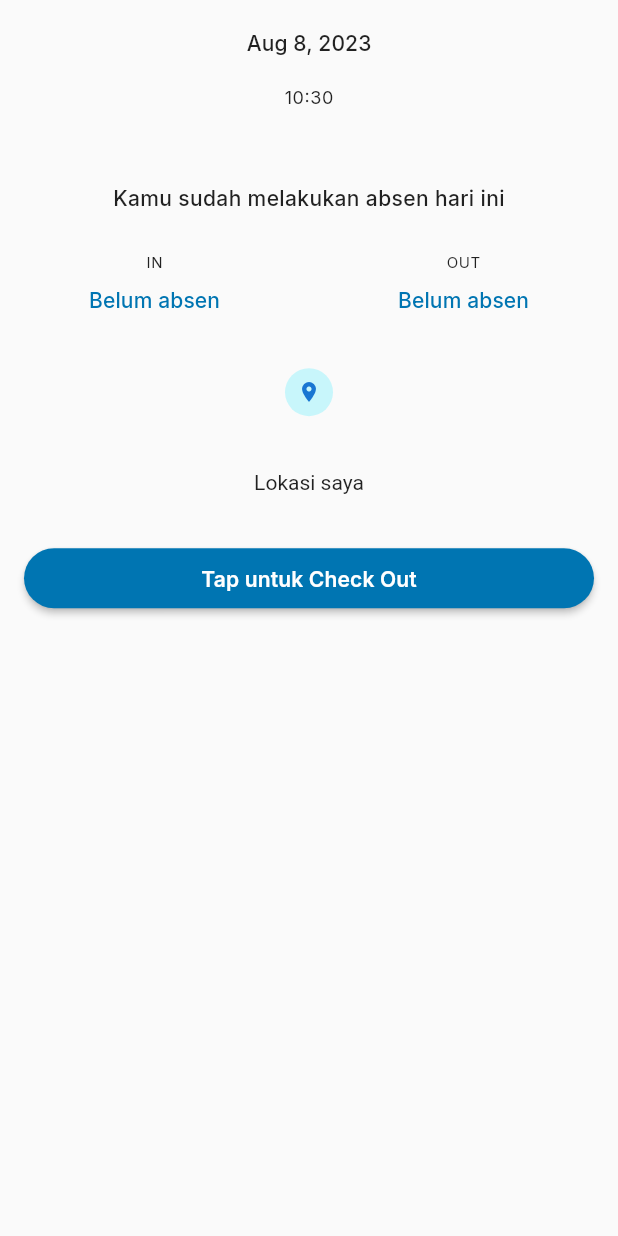
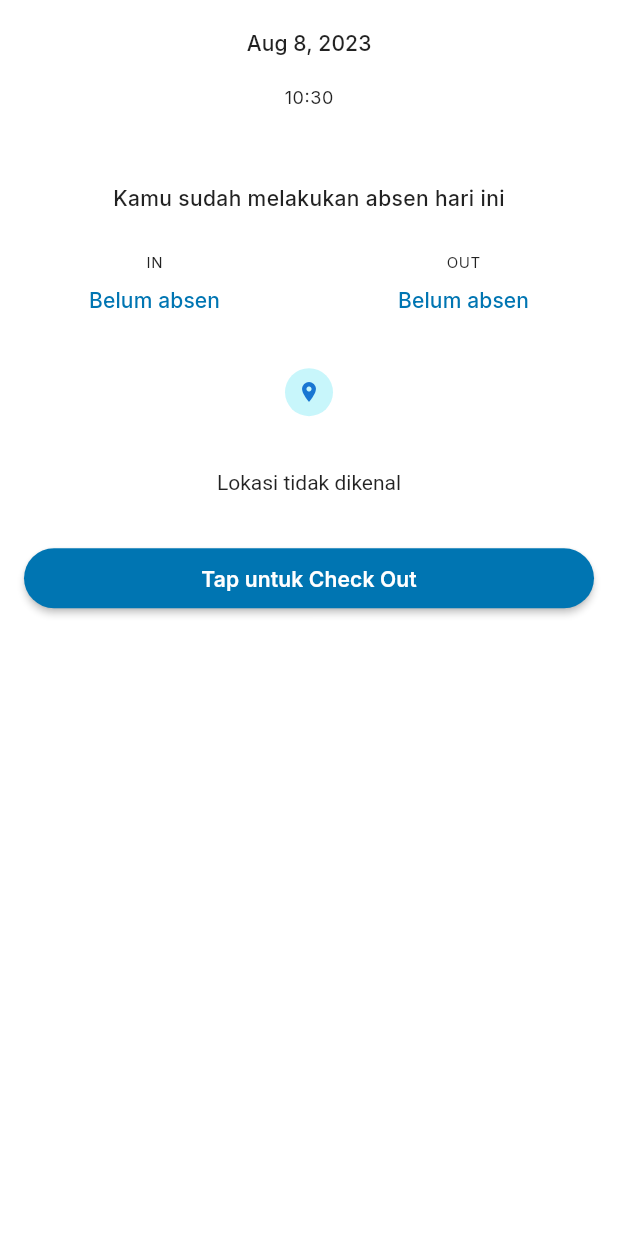
Before and after one commit to Proyek-TI/sbakusara_presence_app, a Flutter app: the UserHomeScreen screen opened by its route, after a tap on the "location on" icon, on a phone screen of 412 x 824 dp. Run offline on Flutter 3.47's test engine with Material 2 defaults, Android fonts, the phone set to English and light mode, and no system bars; our stand-ins replace dio, flutter_swipe_action_cell, geocoding, geolocator, get, google_fonts and 3 more; missing offline and left inert: app_settings, iconify_flutter, map_launcher; accounts and stored records are empty; network calls fail; statements that could not run were skipped.

Commit message:
fix: some color in screens

```diff
--- a/lib/data/services/api_service.dart
+++ b/lib/data/services/api_service.dart
@@ -85,14 +85,14 @@ class ApiServices {
         ),
       );
 
-      if (request.statusCode == 200) {
+      if (request.statusCode == 201) {
         Get.snackbar(
           'Berhasil melakukan presensi!',
           'Have a nice day ^-^',
           duration: const Duration(seconds: 5),
         );
         Get.offAllNamed(
-          Routes.userHome,
+          Routes.userDashboard,
         );
       } else {
         Get.snackbar('Error', 'Sesuatu terjadi');
--- a/lib/presentation/admin_dashboard/admin_dashboard_screen.dart
+++ b/lib/presentation/admin_dashboard/admin_dashboard_screen.dart
@@ -43,7 +43,7 @@ class AdminDashboardScreen extends GetView<AdminDashboardController> {
               iconSize: 24,
               padding: const EdgeInsets.symmetric(horizontal: 20, vertical: 12),
               duration: const Duration(milliseconds: 300),
-              tabBackgroundColor: AppColorStyle.primary400,
+              tabBackgroundColor: AppColorStyle.primary500,
               color: AppColorStyle.textColorgrey,
               tabs: const [
                 GButton(
--- a/lib/presentation/user_dashboard/user_dashboard_screen.dart
+++ b/lib/presentation/user_dashboard/user_dashboard_screen.dart
@@ -23,9 +23,7 @@ class UserDashboardScreen extends GetView<UserDashboardController> {
         builder: (controller) => Container(
           height: 65,
           decoration: BoxDecoration(
-            color: controller.selectedIndex == 1
-                ? AppColorStyle.bgColorsecond
-                : AppColorStyle.bgColormain,
+            color: AppColorStyle.bgColormain,
             boxShadow: [
               BoxShadow(
                 blurRadius: 20,
--- a/lib/presentation/user_home/user_home_screen.dart
+++ b/lib/presentation/user_home/user_home_screen.dart
@@ -17,6 +17,7 @@ class UserHomeScreen extends GetView<UserHomeController> {
   @override
   Widget build(BuildContext context) {
     return Scaffold(
+      backgroundColor: AppColorStyle.bgColormain,
       body: SafeArea(
         bottom: false,
         child: Padding(
@@ -96,8 +97,7 @@ class UserHomeScreen extends GetView<UserHomeController> {
                                           height: 8,
                                         ),
                                         Text(
-                                          controller.homeWidget.checkIn?.time
-                                                  .toString() ??
+                                          controller.homeWidget.checkIn?.time ??
                                               'Belum absen',
                                           style: AppTextStyle
                                               .helperbodyHeadlineStyle
@@ -124,8 +124,8 @@ class UserHomeScreen extends GetView<UserHomeController> {
                                           height: 8,
                                         ),
                                         Text(
-                                          controller.homeWidget.checkOut?.time
-                                                  .toString() ??
+                                          controller
+                                                  .homeWidget.checkOut?.time ??
                                               'Belum absen',
                                           style: AppTextStyle
                                               .helperbodyHeadlineStyle
@@ -157,7 +157,14 @@ class UserHomeScreen extends GetView<UserHomeController> {
                             backgroundColor: AppColorStyle.primary100,
                             child: IconButton(
                               onPressed: () async {
-                                await controller.openMap();
+                                await controller.openMap(
+                                  latitude: double.parse(
+                                      controller.homeWidget.checkIn!.latitude!),
+                                  longitude: double.parse(controller
+                                      .homeWidget.checkIn!.longitude!),
+                                  location:
+                                      controller.homeWidget.checkIn!.location!,
+                                );
                               },
                               icon: const Icon(
                                 Icons.location_on_sharp,
@@ -177,7 +184,14 @@ class UserHomeScreen extends GetView<UserHomeController> {
                   builder: (controller) {
                     return controller.homeWidget.checkIn?.time == 'belum absen'
                         ? const SizedBox.shrink()
-                        : Text(controller.title);
+                        : Padding(
+                            padding: const EdgeInsets.symmetric(horizontal: 20),
+                            child: Text(
+                              controller.homeWidget.checkIn?.location ??
+                                  'Lokasi tidak dikenal',
+                              textAlign: TextAlign.center,
+                            ),
+                          );
                   },
                 ),
 
@@ -193,7 +207,12 @@ class UserHomeScreen extends GetView<UserHomeController> {
                       height: 40,
                       child: ElevatedButton(
                         onPressed: () {
-                          Get.toNamed(Routes.userPresence);
+                          controller.homeWidget.checkIn?.time ==
+                                      'belum absen' ||
+                                  controller.homeWidget.checkOut?.time ==
+                                      'belum absen'
+                              ? Get.toNamed(Routes.userPresence)
+                              : null;
                         },
                         style: ElevatedButton.styleFrom(
                           backgroundColor: AppColorStyle.primary500,
```
Also changed, not shown: lib/presentation/admin_history/admin_detail_history_presence.dart (+29 -35 lines), lib/presentation/user_history/user_history_screen.dart (+15 -3 lines).
